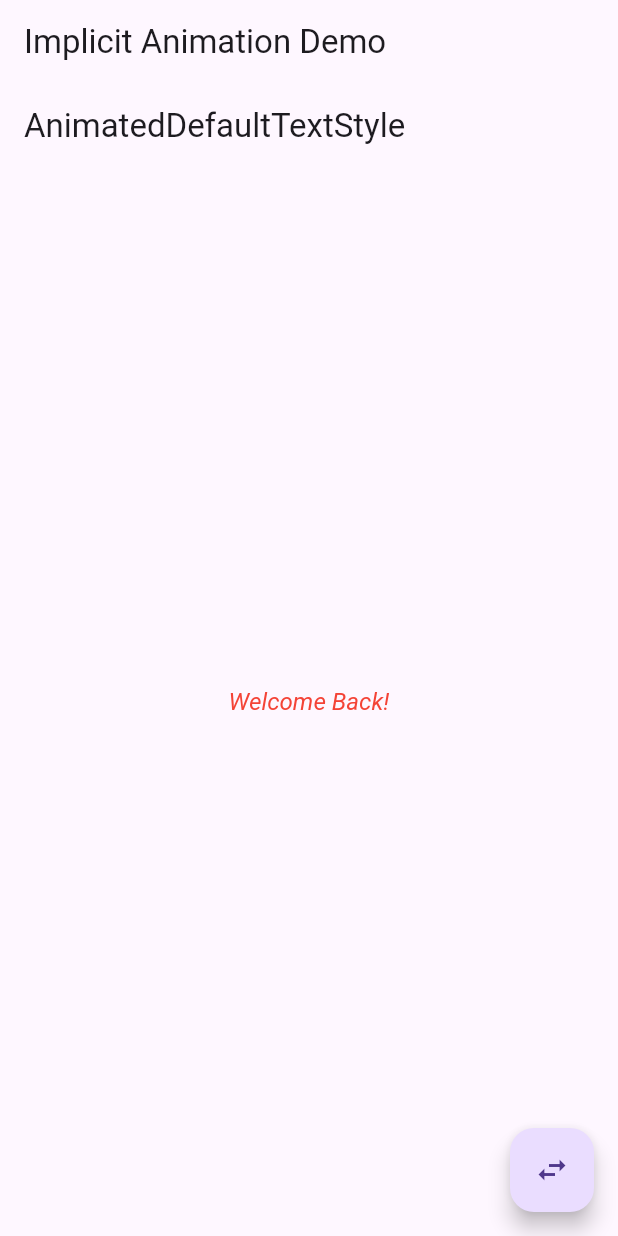
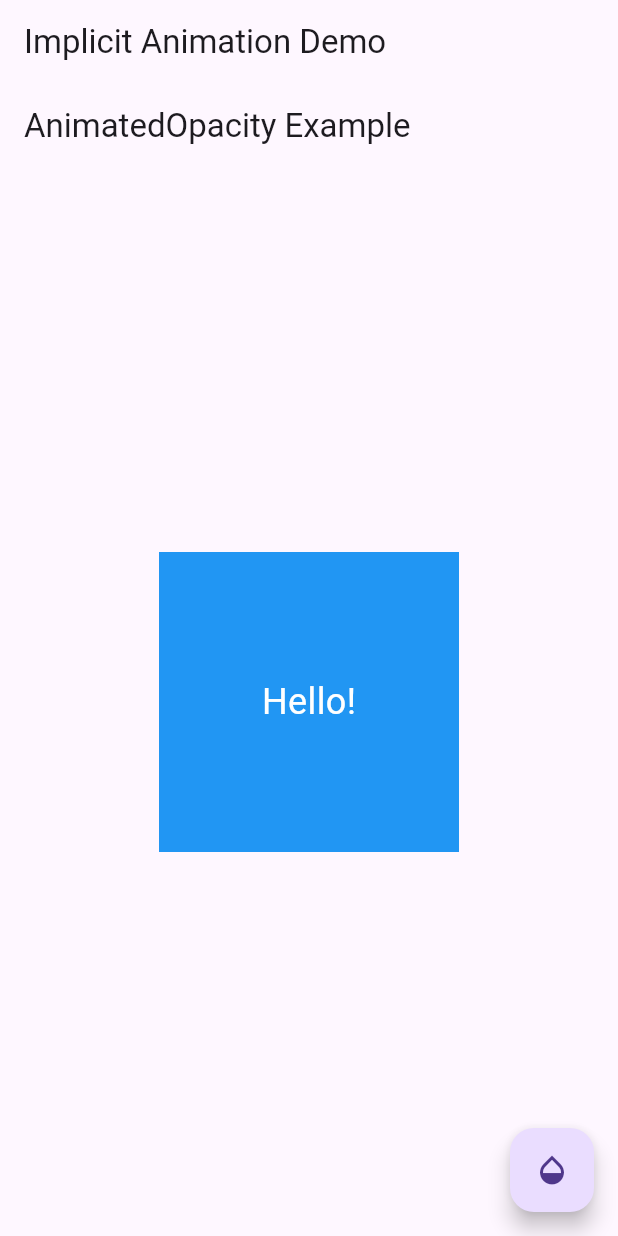
Before and after one commit to adityaphadatare45/Animation-practice, a Flutter app: the screen it shows after launch, on a phone screen of 412 x 824 dp. Run offline on Flutter 3.47's test engine with Material 3 defaults, Android fonts, the phone set to English and light mode, and no system bars.

Commit message:
Starting animation practice

```diff
--- a/lib/Implicit_Animation/Animatedopacity.dart
+++ b/lib/Implicit_Animation/Animatedopacity.dart
@@ -1,11 +1,49 @@
 import 'package:flutter/material.dart';
 
-class AnimatedopacityExample extends StatefulWidget {
+class AnimatedOpacityExample extends StatefulWidget {
+  const AnimatedOpacityExample({super.key});
+
   @override
-  State<StatefulWidget> createState() {
-    // TODO: implement createState
-    throw UnimplementedError();
+  State<StatefulWidget> createState() => _AnimatedOpacityExampleState();
+}
+
+class _AnimatedOpacityExampleState extends State<AnimatedOpacityExample> {
+  double _opacity = 1.0;
+
+  void _toggleOpacity() {
+    setState(() {
+      _opacity = _opacity == 1.0 ? 0.0 : 1.0;
+    });
   }
 
-
+  @override
+  Widget build(BuildContext context) {
+    return Scaffold(
+      appBar: AppBar(
+        title: const Text('AnimatedOpacity Example'),
+      ),
+      body: Center(
+        child: AnimatedOpacity(
+          opacity: _opacity,
+          duration: const Duration(seconds: 2),
+          curve: Curves.easeInOut,
+          child: Container(
+            width: 200,
+            height: 200,
+            color: Colors.blue,
+            child: const Center(
+              child: Text(
+                'Hello!',
+                style: TextStyle(color: Colors.white, fontSize: 24),
+              ),
+            ),
+          ),
+        ),
+      ),
+      floatingActionButton: FloatingActionButton(
+        onPressed: _toggleOpacity,
+        child: const Icon(Icons.opacity),
+      ),
+    );
+  }
 }
--- a/lib/main.dart
+++ b/lib/main.dart
@@ -1,5 +1,6 @@
 import 'package:animation_practice/Implicit_Animation/Animatedcrossfade.dart';
 import 'package:animation_practice/Implicit_Animation/Animateddefaulttextstyle.dart';
+import 'package:animation_practice/Implicit_Animation/Animatedopacity.dart';
 import 'package:flutter/material.dart';
 
 void main() {
@@ -10,7 +11,7 @@ class MyApp extends StatelessWidget {
   const MyApp({super.key});
 
   // ✨ Change this widget to test other animations
-  final Widget _currentExample = const AnimatedDefaultTextStyleExample();
+  final Widget _currentExample = const AnimatedOpacityExample();
   // e.g. const AnimatedContainerExample();
 
   @override
```
